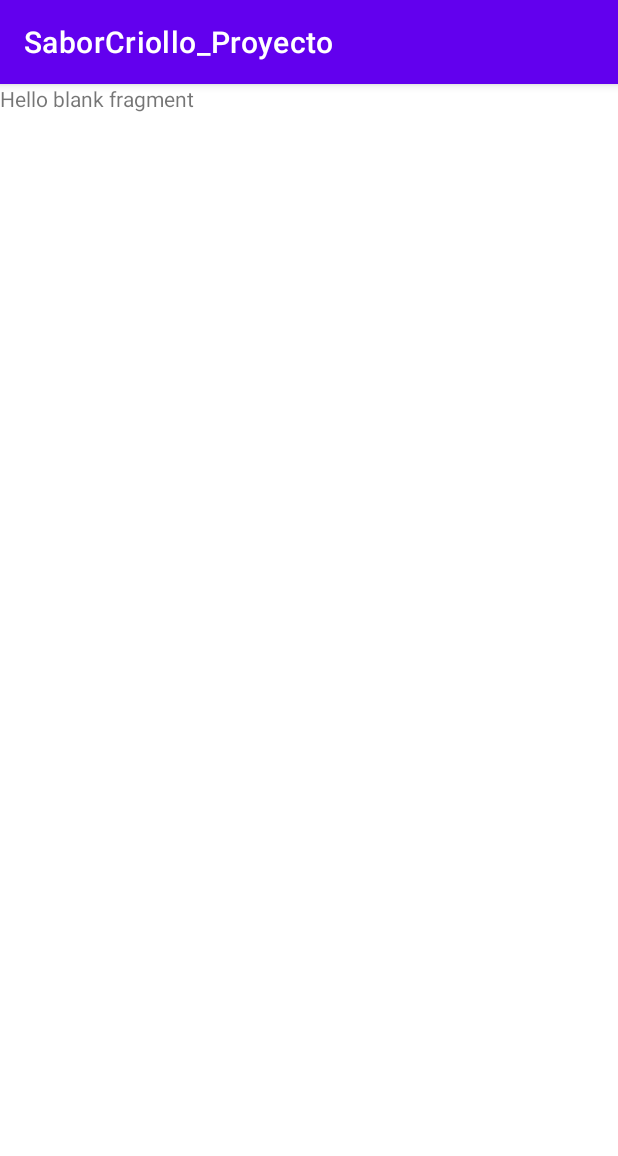
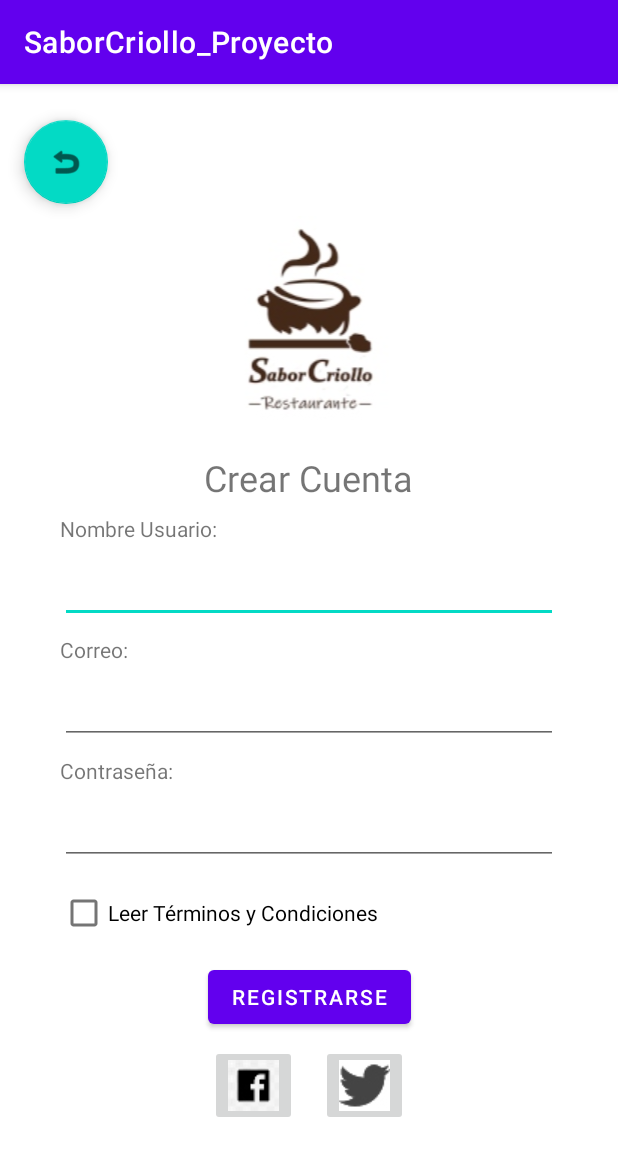
Before and after one commit to JorgeChavezG/SaborCriollo_Proyecto, an Android app: the fragment RegistroFragment shown on its own in the app's theme, on a phone screen of 412 x 824 dp. Shown: the top 1156 px of the screen. Run offline under Robolectric (Android 15) with nearby library versions, the phone set to English and light mode, and no system bars.

Commit message:
fragment registro

```diff
--- a/app/src/main/java/pe/com/saborcriollo_proyecto/ui/main/MainActivity.kt
+++ b/app/src/main/java/pe/com/saborcriollo_proyecto/ui/main/MainActivity.kt
@@ -4,7 +4,6 @@ import androidx.appcompat.app.AppCompatActivity
 import android.os.Bundle
 import androidx.navigation.findNavController
 import androidx.navigation.ui.AppBarConfiguration
-import androidx.navigation.ui.NavigationUI.setupActionBarWithNavController
 import androidx.navigation.ui.navigateUp
 import androidx.navigation.ui.setupActionBarWithNavController
 import pe.com.saborcriollo_proyecto.R
--- a/app/src/main/res/layout/fragment_registro.xml
+++ b/app/src/main/res/layout/fragment_registro.xml
@@ -1,14 +1,151 @@
 <?xml version="1.0" encoding="utf-8"?>
-<FrameLayout xmlns:android="http://schemas.android.com/apk/res/android"
+<androidx.constraintlayout.widget.ConstraintLayout xmlns:android="http://schemas.android.com/apk/res/android"
+    xmlns:app="http://schemas.android.com/apk/res-auto"
     xmlns:tools="http://schemas.android.com/tools"
     android:layout_width="match_parent"
     android:layout_height="match_parent"
     tools:context=".ui.adapter.RegistroFragment">
 
-    <!-- TODO: Update blank fragment layout -->
+    <com.google.android.material.floatingactionbutton.FloatingActionButton
+        android:id="@+id/btn_return"
+        android:layout_width="0dp"
+        android:layout_height="wrap_content"
+        android:layout_marginStart="16dp"
+        android:layout_marginTop="24dp"
+        android:clickable="true"
+        android:src="@android:drawable/ic_menu_revert"
+        app:layout_constraintStart_toStartOf="parent"
+        app:layout_constraintTop_toTopOf="parent" />
+
     <TextView
-        android:layout_width="match_parent"
-        android:layout_height="match_parent"
-        android:text="@string/hello_blank_fragment" />
+        android:id="@+id/txtview_titulo"
+        android:layout_width="wrap_content"
+        android:layout_height="wrap_content"
+        android:layout_marginStart="8dp"
+        android:layout_marginTop="8dp"
+        android:layout_marginEnd="8dp"
+        android:text="Crear Cuenta"
+        android:textSize="24sp"
+        app:layout_constraintEnd_toEndOf="parent"
+        app:layout_constraintHorizontal_bias="0.498"
+        app:layout_constraintStart_toStartOf="parent"
+        app:layout_constraintTop_toBottomOf="@+id/imageView3" />
 
-</FrameLayout>
+    <TextView
+        android:id="@+id/txtview_usuario"
+        android:layout_width="wrap_content"
+        android:layout_height="wrap_content"
+        android:layout_marginStart="40dp"
+        android:layout_marginTop="8dp"
+        android:text="Nombre Usuario:"
+        app:layout_constraintStart_toStartOf="parent"
+        app:layout_constraintTop_toBottomOf="@+id/txtview_titulo" />
+
+    <com.google.android.material.textfield.TextInputEditText
+        android:id="@+id/txt_usuario"
+        android:layout_width="0dp"
+        android:layout_height="wrap_content"
+        android:layout_marginStart="40dp"
+        android:layout_marginTop="8dp"
+        android:layout_marginEnd="40dp"
+        app:layout_constraintEnd_toEndOf="parent"
+        app:layout_constraintStart_toStartOf="parent"
+        app:layout_constraintTop_toBottomOf="@+id/txtview_usuario" />
+
+    <TextView
+        android:id="@+id/txtview_correo"
+        android:layout_width="wrap_content"
+        android:layout_height="wrap_content"
+        android:layout_marginStart="40dp"
+        android:layout_marginTop="8dp"
+        android:text="Correo:"
+        app:layout_constraintStart_toStartOf="parent"
+        app:layout_constraintTop_toBottomOf="@+id/txt_usuario" />
+
+    <com.google.android.material.textfield.TextInputEditText
+        android:id="@+id/txt_correo"
+        android:layout_width="0dp"
+        android:layout_height="wrap_content"
+        android:layout_marginStart="40dp"
+        android:layout_marginTop="8dp"
+        android:layout_marginEnd="40dp"
+        app:layout_constraintEnd_toEndOf="parent"
+        app:layout_constraintStart_toStartOf="parent"
+        app:layout_constraintTop_toBottomOf="@+id/txtview_correo" />
+
+    <TextView
+        android:id="@+id/txtview_contrasena"
+        android:layout_width="wrap_content"
+        android:layout_height="wrap_content"
+        android:layout_marginStart="40dp"
+        android:layout_marginTop="8dp"
+        android:text="Contraseña:"
+        app:layout_constraintStart_toStartOf="parent"
+        app:layout_constraintTop_toBottomOf="@+id/txt_correo" />
+
+    <com.google.android.material.textfield.TextInputEditText
+        android:id="@+id/txt_contrasena"
+        android:layout_width="0dp"
+        android:layout_height="wrap_content"
+        android:layout_marginStart="40dp"
+        android:layout_marginTop="8dp"
+        android:layout_marginEnd="40dp"
+        app:layout_constraintEnd_toEndOf="parent"
+        app:layout_constraintStart_toStartOf="parent"
+        app:layout_constraintTop_toBottomOf="@+id/txtview_contrasena" />
+
+    <CheckBox
+        android:id="@+id/checkBox_terminos"
+        android:layout_width="0dp"
+        android:layout_height="wrap_content"
+        android:layout_marginStart="40dp"
+        android:layout_marginTop="8dp"
+        android:text="Leer Términos y Condiciones"
+        app:layout_constraintStart_toStartOf="parent"
+        app:layout_constraintTop_toBottomOf="@+id/txt_contrasena" />
+
+    <Button
+        android:id="@+id/btn_registrar"
+        android:layout_width="wrap_content"
+        android:layout_height="wrap_content"
+        android:layout_marginStart="8dp"
+        android:layout_marginTop="8dp"
+        android:layout_marginEnd="8dp"
+        android:text="Registrarse"
+        app:layout_constraintEnd_toEndOf="parent"
+        app:layout_constraintStart_toStartOf="parent"
+        app:layout_constraintTop_toBottomOf="@+id/checkBox_terminos" />
+
+    <ImageView
+        android:id="@+id/imageView3"
+        android:layout_width="0dp"
+        android:layout_height="wrap_content"
+        android:layout_marginStart="16dp"
+        android:layout_marginTop="8dp"
+        android:layout_marginEnd="16dp"
+        android:src="@drawable/logo_sabor_criollo_restaurante"
+        app:layout_constraintEnd_toEndOf="parent"
+        app:layout_constraintStart_toStartOf="parent"
+        app:layout_constraintTop_toBottomOf="@+id/btn_return" />
+
+    <ImageButton
+        android:id="@+id/btn_facebook"
+        android:layout_width="wrap_content"
+        android:layout_height="wrap_content"
+        android:layout_marginStart="140dp"
+        android:layout_marginTop="8dp"
+        android:src="@drawable/img_facebook"
+        app:layout_constraintStart_toStartOf="parent"
+        app:layout_constraintTop_toBottomOf="@+id/btn_registrar" />
+
+    <ImageButton
+        android:id="@+id/btn_twitter"
+        android:layout_width="wrap_content"
+        android:layout_height="wrap_content"
+        android:layout_marginTop="8dp"
+        android:layout_marginEnd="140dp"
+        android:src="@drawable/img_twitter"
+        app:layout_constraintEnd_toEndOf="parent"
+        app:layout_constraintTop_toBottomOf="@+id/btn_registrar" />
+
+</androidx.constraintlayout.widget.ConstraintLayout>
```
Also changed, not shown: app/src/main/res/drawable/img_facebook.jpg (added), app/src/main/res/drawable/img_redes.jpg (added), app/src/main/res/drawable/img_twitter.jpg (added), app/src/main/res/drawable/logo_cocina_criolla.png (added), app/src/main/res/drawable/logo_sabor_criollo.png (added), app/src/main/res/drawable/logo_sabor_criollo_restaurante.jpg (added), app/src/main/res/drawable/logo_sabor_criollo_restaurante.png (added).
